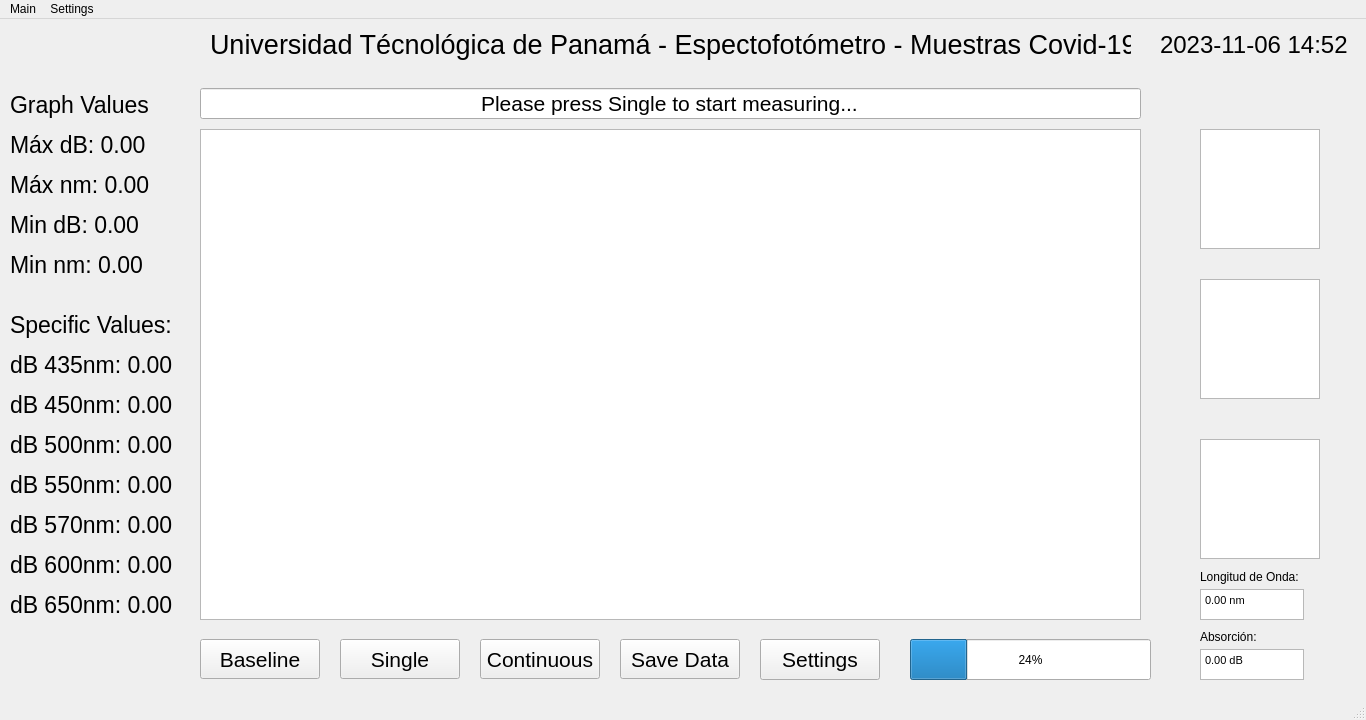
Above: test-qt/ui/main_window.ui from jorgeeldis/EspectrofotometroQT before the change. Below: the same form after it.
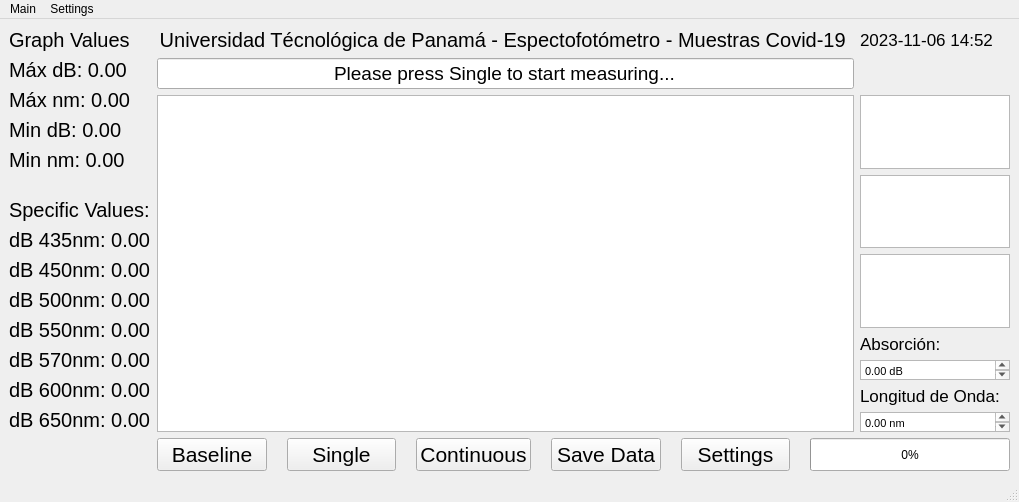
That is the form after the change.

What changed in the file:
```diff
--- a/test-qt/ui/main_window.ui
+++ b/test-qt/ui/main_window.ui
@@ -6,22 +6,36 @@
    <rect>
     <x>0</x>
     <y>0</y>
-    <width>1366</width>
-    <height>720</height>
+    <width>1019</width>
+    <height>501</height>
    </rect>
   </property>
   <property name="windowTitle">
    <string>MainWindow</string>
   </property>
   <widget class="QWidget" name="centralwidget">
+   <layout class="QGridLayout" name="gridLayout_4">
+    <item row="2" column="1">
+     <layout class="QGridLayout" name="gridLayout_7">
+      <property name="sizeConstraint">
+       <enum>QLayout::SetNoConstraint</enum>
+      </property>
+      <property name="leftMargin">
+       <number>0</number>
+      </property>
+      <property name="horizontalSpacing">
+       <number>20</number>
+      </property>
+      <property name="verticalSpacing">
+       <number>0</number>
+      </property>
+      <item row="0" column="0">
    <widget class="QPushButton" name="btnBaseline">
-    <property name="geometry">
-     <rect>
-      <x>200</x>
-      <y>620</y>
-      <width>120</width>
-      <height>40</height>
-     </rect>
+        <property name="maximumSize">
+         <size>
+          <width>16777215</width>
+          <height>200</height>
+         </size>
     </property>
     <property name="font">
      <font>
@@ -32,14 +46,14 @@
      <string>Baseline</string>
     </property>
    </widget>
+      </item>
+      <item row="0" column="1">
    <widget class="QPushButton" name="btnSingle">
-    <property name="geometry">
-     <rect>
-      <x>340</x>
-      <y>620</y>
-      <width>120</width>
-      <height>40</height>
-     </rect>
+        <property name="maximumSize">
+         <size>
+          <width>16777215</width>
+          <height>200</height>
+         </size>
     </property>
     <property name="font">
      <font>
@@ -50,68 +64,14 @@
      <string>Single</string>
     </property>
    </widget>
-   <widget class="QGraphicsView" name="pictureUtp">
-    <property name="geometry">
-     <rect>
-      <x>1200</x>
-      <y>110</y>
-      <width>120</width>
-      <height>120</height>
-     </rect>
-    </property>
-    <property name="font">
-     <font>
-      <pointsize>7</pointsize>
-     </font>
-    </property>
-   </widget>
-   <widget class="QGraphicsView" name="pictureFie">
-    <property name="geometry">
-     <rect>
-      <x>1200</x>
-      <y>260</y>
-      <width>120</width>
-      <height>120</height>
-     </rect>
-    </property>
-   </widget>
-   <widget class="QGraphicsView" name="graphicsView">
-    <property name="geometry">
-     <rect>
-      <x>200</x>
-      <y>110</y>
-      <width>941</width>
-      <height>491</height>
-     </rect>
-    </property>
-    <property name="frameShape">
-     <enum>QFrame::StyledPanel</enum>
-    </property>
-    <property name="frameShadow">
-     <enum>QFrame::Sunken</enum>
-    </property>
-    <property name="lineWidth">
-     <number>1</number>
-    </property>
-   </widget>
-   <widget class="QGraphicsView" name="pictureIndicasat">
-    <property name="geometry">
-     <rect>
-      <x>1200</x>
-      <y>420</y>
-      <width>120</width>
-      <height>120</height>
-     </rect>
-    </property>
-   </widget>
+      </item>
+      <item row="0" column="2">
    <widget class="QPushButton" name="btnContinuous">
-    <property name="geometry">
-     <rect>
-      <x>480</x>
-      <y>620</y>
-      <width>120</width>
-      <height>40</height>
-     </rect>
+        <property name="maximumSize">
+         <size>
+          <width>16777215</width>
+          <height>200</height>
+         </size>
     </property>
     <property name="font">
      <font>
@@ -122,14 +82,14 @@
      <string>Continuous</string>
     </property>
    </widget>
+      </item>
+      <item row="0" column="3">
    <widget class="QPushButton" name="btnSaveData">
-    <property name="geometry">
-     <rect>
-      <x>620</x>
-      <y>620</y>
-      <width>120</width>
-      <height>40</height>
-     </rect>
+        <property name="maximumSize">
+         <size>
+          <width>16777215</width>
+          <height>200</height>
+         </size>
     </property>
     <property name="font">
      <font>
@@ -140,15 +100,9 @@
      <string>Save Data</string>
     </property>
    </widget>
+      </item>
+      <item row="0" column="4">
    <widget class="QPushButton" name="btnSettings">
-    <property name="geometry">
-     <rect>
-      <x>760</x>
-      <y>620</y>
-      <width>120</width>
-      <height>41</height>
-     </rect>
-    </property>
     <property name="font">
      <font>
       <pointsize>16</pointsize>
@@ -158,361 +112,269 @@
      <string>Settings</string>
     </property>
    </widget>
-   <widget class="QLabel" name="titleLabel">
-    <property name="geometry">
-     <rect>
-      <x>210</x>
-      <y>10</y>
-      <width>921</width>
-      <height>31</height>
-     </rect>
-    </property>
-    <property name="font">
-     <font>
-      <pointsize>20</pointsize>
-     </font>
-    </property>
-    <property name="text">
-     <string>Universidad Técnológica de Panamá - Espectofotómetro - Muestras Covid-19 </string>
-    </property>
-   </widget>
+      </item>
+      <item row="0" column="5">
    <widget class="QProgressBar" name="progressBar">
-    <property name="geometry">
-     <rect>
-      <x>910</x>
-      <y>620</y>
-      <width>241</width>
-      <height>41</height>
-     </rect>
+        <property name="maximumSize">
+         <size>
+          <width>200</width>
+          <height>200</height>
+         </size>
     </property>
     <property name="value">
-     <number>24</number>
-    </property>
-   </widget>
-   <widget class="QLabel" name="horaLabel">
-    <property name="geometry">
-     <rect>
-      <x>1160</x>
-      <y>10</y>
-      <width>191</width>
-      <height>31</height>
-     </rect>
-    </property>
+         <number>0</number>
+        </property>
+       </widget>
+      </item>
+     </layout>
+    </item>
+    <item row="0" column="0" rowspan="2">
+     <layout class="QGridLayout" name="gridLayout_6">
+      <item row="8" column="0">
+       <widget class="QLabel" name="db450Label">
     <property name="font">
      <font>
-      <pointsize>18</pointsize>
+          <pointsize>15</pointsize>
      </font>
     </property>
     <property name="text">
-     <string>2023-11-06 14:52</string>
-    </property>
-   </widget>
-   <widget class="QLabel" name="graphValuesLabel">
-    <property name="geometry">
-     <rect>
-      <x>10</x>
-      <y>70</y>
-      <width>141</width>
-      <height>31</height>
-     </rect>
-    </property>
+         <string>dB 450nm: 0.00</string>
+        </property>
+       </widget>
+      </item>
+      <item row="9" column="0">
+       <widget class="QLabel" name="db500Label">
     <property name="font">
      <font>
-      <pointsize>17</pointsize>
+          <pointsize>15</pointsize>
      </font>
     </property>
     <property name="text">
-     <string>Graph Values</string>
-    </property>
-   </widget>
+         <string>dB 500nm: 0.00</string>
+        </property>
+       </widget>
+      </item>
+      <item row="1" column="0">
    <widget class="QLabel" name="maxDBLabel">
-    <property name="geometry">
-     <rect>
-      <x>10</x>
-      <y>110</y>
-      <width>141</width>
-      <height>31</height>
-     </rect>
-    </property>
     <property name="font">
      <font>
-      <pointsize>17</pointsize>
+          <pointsize>15</pointsize>
      </font>
     </property>
     <property name="text">
      <string>Máx dB: 0.00</string>
     </property>
    </widget>
+      </item>
+      <item row="0" column="0">
+       <widget class="QLabel" name="graphValuesLabel">
+        <property name="font">
+         <font>
+          <pointsize>15</pointsize>
+         </font>
+        </property>
+        <property name="text">
+         <string>Graph Values</string>
+        </property>
+       </widget>
+      </item>
+      <item row="6" column="0">
+       <widget class="QLabel" name="specificLabel">
+        <property name="font">
+         <font>
+          <pointsize>15</pointsize>
+         </font>
+        </property>
+        <property name="text">
+         <string>Specific Values:</string>
+        </property>
+       </widget>
+      </item>
+      <item row="12" column="0">
+       <widget class="QLabel" name="db600Label">
+        <property name="font">
+         <font>
+          <pointsize>15</pointsize>
+         </font>
+        </property>
+        <property name="text">
+         <string>dB 600nm: 0.00</string>
+        </property>
+       </widget>
+      </item>
+      <item row="2" column="0">
    <widget class="QLabel" name="maxNMLabel">
-    <property name="geometry">
-     <rect>
-      <x>10</x>
-      <y>150</y>
-      <width>141</width>
-      <height>31</height>
-     </rect>
-    </property>
     <property name="font">
      <font>
-      <pointsize>17</pointsize>
+          <pointsize>15</pointsize>
      </font>
     </property>
     <property name="text">
      <string>Máx nm: 0.00</string>
     </property>
    </widget>
+      </item>
+      <item row="3" column="0">
    <widget class="QLabel" name="minDBLabel">
-    <property name="geometry">
-     <rect>
-      <x>10</x>
-      <y>190</y>
-      <width>141</width>
-      <height>31</height>
-     </rect>
-    </property>
     <property name="font">
      <font>
-      <pointsize>17</pointsize>
+          <pointsize>15</pointsize>
      </font>
     </property>
     <property name="text">
      <string>Min dB: 0.00</string>
     </property>
    </widget>
-   <widget class="QLabel" name="minNMLabel">
-    <property name="geometry">
-     <rect>
-      <x>10</x>
-      <y>230</y>
-      <width>141</width>
-      <height>31</height>
-     </rect>
-    </property>
-    <property name="font">
-     <font>
-      <pointsize>17</pointsize>
-     </font>
-    </property>
-    <property name="text">
-     <string>Min nm: 0.00</string>
-    </property>
-   </widget>
-   <widget class="QLabel" name="specificLabel">
-    <property name="geometry">
-     <rect>
-      <x>10</x>
-      <y>290</y>
-      <width>171</width>
-      <height>31</height>
-     </rect>
-    </property>
-    <property name="font">
-     <font>
-      <pointsize>17</pointsize>
-     </font>
-    </property>
-    <property name="text">
-     <string>Specific Values:</string>
-    </property>
-   </widget>
-   <widget class="QLabel" name="db435Label">
-    <property name="geometry">
-     <rect>
-      <x>10</x>
-      <y>330</y>
-      <width>171</width>
-      <height>31</height>
-     </rect>
-    </property>
-    <property name="font">
-     <font>
-      <pointsize>17</pointsize>
-     </font>
-    </property>
-    <property name="text">
-     <string>dB 435nm: 0.00</string>
-    </property>
-   </widget>
-   <widget class="QLabel" name="db450Label">
-    <property name="geometry">
-     <rect>
-      <x>10</x>
-      <y>370</y>
-      <width>171</width>
-      <height>31</height>
-     </rect>
-    </property>
-    <property name="font">
-     <font>
-      <pointsize>17</pointsize>
-     </font>
-    </property>
-    <property name="text">
-     <string>dB 450nm: 0.00</string>
-    </property>
-   </widget>
-   <widget class="QLabel" name="db500Label">
-    <property name="geometry">
-     <rect>
-      <x>10</x>
-      <y>410</y>
-      <width>171</width>
-      <height>31</height>
-     </rect>
-    </property>
-    <property name="font">
-     <font>
-      <pointsize>17</pointsize>
-     </font>
-    </property>
-    <property name="text">
-     <string>dB 500nm: 0.00</string>
-    </property>
-   </widget>
+      </item>
+      <item row="10" column="0">
    <widget class="QLabel" name="db550Label">
-    <property name="geometry">
-     <rect>
-      <x>10</x>
-      <y>450</y>
-      <width>171</width>
-      <height>31</height>
-     </rect>
-    </property>
     <property name="font">
      <font>
-      <pointsize>17</pointsize>
+          <pointsize>15</pointsize>
      </font>
     </property>
     <property name="text">
      <string>dB 550nm: 0.00</string>
     </property>
    </widget>
+      </item>
+      <item row="11" column="0">
    <widget class="QLabel" name="db570Label">
-    <property name="geometry">
-     <rect>
-      <x>10</x>
-      <y>490</y>
-      <width>171</width>
-      <height>31</height>
-     </rect>
-    </property>
     <property name="font">
      <font>
-      <pointsize>17</pointsize>
+          <pointsize>15</pointsize>
      </font>
     </property>
     <property name="text">
      <string>dB 570nm: 0.00</string>
     </property>
    </widget>
-   <widget class="QLabel" name="db600Label">
-    <property name="geometry">
-     <rect>
-      <x>10</x>
-      <y>530</y>
-      <width>171</width>
-      <height>31</height>
-     </rect>
-    </property>
+      </item>
+      <item row="7" column="0">
+       <widget class="QLabel" name="db435Label">
     <property name="font">
      <font>
-      <pointsize>17</pointsize>
+          <pointsize>15</pointsize>
      </font>
     </property>
     <property name="text">
-     <string>dB 600nm: 0.00</string>
-    </property>
-   </widget>
+         <string>dB 435nm: 0.00</string>
+        </property>
+       </widget>
+      </item>
+      <item row="13" column="0">
    <widget class="QLabel" name="db650Label">
-    <property name="geometry">
-     <rect>
-      <x>10</x>
-      <y>570</y>
-      <width>171</width>
-      <height>31</height>
-     </rect>
-    </property>
     <property name="font">
      <font>
-      <pointsize>17</pointsize>
+          <pointsize>15</pointsize>
      </font>
     </property>
     <property name="text">
      <string>dB 650nm: 0.00</string>
     </property>
    </widget>
-   <widget class="QLabel" name="longitudLabel">
-    <property name="geometry">
-     <rect>
-      <x>1200</x>
-      <y>550</y>
-      <width>111</width>
-      <height>16</height>
-     </rect>
+      </item>
+      <item row="4" column="0">
+       <widget class="QLabel" name="minNMLabel">
+        <property name="font">
+         <font>
+          <pointsize>15</pointsize>
+         </font>
     </property>
     <property name="text">
-     <string>Longitud de Onda:</string>
-    </property>
-   </widget>
-   <widget class="QTextEdit" name="longitudBox">
-    <property name="geometry">
-     <rect>
-      <x>1200</x>
-      <y>570</y>
-      <width>104</width>
-      <height>31</height>
-     </rect>
-    </property>
-    <property name="html">
-     <string>&lt;!DOCTYPE HTML PUBLIC &quot;-//W3C//DTD HTML 4.0//EN&quot; &quot;http://www.w3.org/TR/REC-html40/strict.dtd&quot;&gt;
-&lt;html&gt;&lt;head&gt;&lt;meta name=&quot;qrichtext&quot; content=&quot;1&quot; /&gt;&lt;style type=&quot;text/css&quot;&gt;
-p, li { white-space: pre-wrap; }
-&lt;/style&gt;&lt;/head&gt;&lt;body style=&quot; font-family:'Sans Serif'; font-size:9pt; font-weight:400; font-style:normal;&quot;&gt;
-&lt;p style=&quot; margin-top:0px; margin-bottom:0px; margin-left:0px; margin-right:0px; -qt-block-indent:0; text-indent:0px;&quot;&gt;&lt;span style=&quot; font-family:'MS Shell Dlg 2'; font-size:8.25pt;&quot;&gt;0.00 nm&lt;/span&gt;&lt;/p&gt;&lt;/body&gt;&lt;/html&gt;</string>
-    </property>
-   </widget>
-   <widget class="QLabel" name="absorcionLabel">
-    <property name="geometry">
-     <rect>
-      <x>1200</x>
-      <y>610</y>
-      <width>111</width>
-      <height>16</height>
-     </rect>
-    </property>
+         <string>Min nm: 0.00</string>
+        </property>
+       </widget>
+      </item>
+      <item row="5" column="0">
+       <spacer name="horizontalSpacer">
+        <property name="orientation">
+         <enum>Qt::Horizontal</enum>
+        </property>
+        <property name="sizeType">
+         <enum>QSizePolicy::Fixed</enum>
+        </property>
+        <property name="sizeHint" stdset="0">
+         <size>
+          <width>140</width>
+          <height>20</height>
+         </size>
+        </property>
+       </spacer>
+      </item>
+     </layout>
+    </item>
+    <item row="0" column="1" rowspan="2">
+     <layout class="QGridLayout" name="gridLayout_3" rowstretch="0,0,0">
+      <property name="sizeConstraint">
+       <enum>QLayout::SetNoConstraint</enum>
+      </property>
+      <item row="0" column="1">
+       <widget class="QLabel" name="horaLabel">
+        <property name="sizePolicy">
+         <sizepolicy hsizetype="Fixed" vsizetype="Preferred">
+          <horstretch>0</horstretch>
+          <verstretch>0</verstretch>
+         </sizepolicy>
+        </property>
+        <property name="maximumSize">
+         <size>
+          <width>150</width>
+          <height>30</height>
+         </size>
+        </property>
+        <property name="font">
+         <font>
+          <pointsize>13</pointsize>
+         </font>
+        </property>
     <property name="text">
-     <string>Absorción:</string>
-    </property>
-   </widget>
-   <widget class="QTextEdit" name="absorcionBox">
-    <property name="geometry">
-     <rect>
-      <x>1200</x>
-      <y>630</y>
-      <width>104</width>
-      <height>31</height>
-     </rect>
-    </property>
-    <property name="html">
-     <string>&lt;!DOCTYPE HTML PUBLIC &quot;-//W3C//DTD HTML 4.0//EN&quot; &quot;http://www.w3.org/TR/REC-html40/strict.dtd&quot;&gt;
-&lt;html&gt;&lt;head&gt;&lt;meta name=&quot;qrichtext&quot; content=&quot;1&quot; /&gt;&lt;style type=&quot;text/css&quot;&gt;
-p, li { white-space: pre-wrap; }
-&lt;/style&gt;&lt;/head&gt;&lt;body style=&quot; font-family:'Sans Serif'; font-size:9pt; font-weight:400; font-style:normal;&quot;&gt;
-&lt;p style=&quot; margin-top:0px; margin-bottom:0px; margin-left:0px; margin-right:0px; -qt-block-indent:0; text-indent:0px;&quot;&gt;&lt;span style=&quot; font-family:'MS Shell Dlg 2'; font-size:8.25pt;&quot;&gt;0.00 dB&lt;/span&gt;&lt;/p&gt;&lt;/body&gt;&lt;/html&gt;</string>
-    </property>
-   </widget>
+         <string>2023-11-06 14:52</string>
+        </property>
+       </widget>
+      </item>
+      <item row="2" column="0">
+       <widget class="QGraphicsView" name="graphWidget">
+        <property name="sizePolicy">
+         <sizepolicy hsizetype="Expanding" vsizetype="Expanding">
+          <horstretch>0</horstretch>
+          <verstretch>0</verstretch>
+         </sizepolicy>
+        </property>
+        <property name="maximumSize">
+         <size>
+          <width>1677215</width>
+          <height>16777215</height>
+         </size>
+        </property>
+        <property name="frameShape">
+         <enum>QFrame::StyledPanel</enum>
+        </property>
+        <property name="frameShadow">
+         <enum>QFrame::Sunken</enum>
+        </property>
+        <property name="lineWidth">
+         <number>1</number>
+        </property>
+       </widget>
+      </item>
+      <item row="1" column="0">
    <widget class="QLineEdit" name="messageBox">
-    <property name="geometry">
-     <rect>
-      <x>200</x>
-      <y>69</y>
-      <width>941</width>
-      <height>31</height>
-     </rect>
+        <property name="sizePolicy">
+         <sizepolicy hsizetype="Expanding" vsizetype="Fixed">
+          <horstretch>0</horstretch>
+          <verstretch>0</verstretch>
+         </sizepolicy>
+        </property>
+        <property name="maximumSize">
+         <size>
+          <width>16777215</width>
+          <height>16777215</height>
+         </size>
     </property>
     <property name="font">
      <font>
-      <pointsize>16</pointsize>
+          <pointsize>14</pointsize>
      </font>
     </property>
     <property name="text">
@@ -525,14 +387,201 @@
      <bool>true</bool>
     </property>
    </widget>
+      </item>
+      <item row="0" column="0">
+       <widget class="QLabel" name="titleLabel">
+        <property name="maximumSize">
+         <size>
+          <width>16777215</width>
+          <height>16777215</height>
+         </size>
+        </property>
+        <property name="font">
+         <font>
+          <pointsize>15</pointsize>
+         </font>
+        </property>
+        <property name="layoutDirection">
+         <enum>Qt::LeftToRight</enum>
+        </property>
+        <property name="text">
+         <string>Universidad Técnológica de Panamá - Espectofotómetro - Muestras Covid-19 </string>
+        </property>
+        <property name="alignment">
+         <set>Qt::AlignCenter</set>
+        </property>
+       </widget>
+      </item>
+      <item row="2" column="1">
+       <layout class="QVBoxLayout" name="verticalLayout_2">
+        <property name="sizeConstraint">
+         <enum>QLayout::SetMinimumSize</enum>
+        </property>
+        <item>
+         <widget class="QGraphicsView" name="pictureIndicasat">
+          <property name="sizePolicy">
+           <sizepolicy hsizetype="Fixed" vsizetype="Expanding">
+            <horstretch>0</horstretch>
+            <verstretch>0</verstretch>
+           </sizepolicy>
+          </property>
+          <property name="maximumSize">
+           <size>
+            <width>150</width>
+            <height>16777215</height>
+           </size>
+          </property>
+         </widget>
+        </item>
+        <item>
+         <widget class="QGraphicsView" name="pictureFie">
+          <property name="sizePolicy">
+           <sizepolicy hsizetype="Fixed" vsizetype="Expanding">
+            <horstretch>0</horstretch>
+            <verstretch>0</verstretch>
+           </sizepolicy>
+          </property>
+          <property name="maximumSize">
+           <size>
+            <width>150</width>
+            <height>200</height>
+           </size>
+          </property>
+         </widget>
+        </item>
+        <item>
+         <widget class="QGraphicsView" name="pictureUtp">
+          <property name="sizePolicy">
+           <sizepolicy hsizetype="Fixed" vsizetype="Expanding">
+            <horstretch>0</horstretch>
+            <verstretch>0</verstretch>
+           </sizepolicy>
+          </property>
+          <property name="maximumSize">
+           <size>
+            <width>150</width>
+            <height>16777215</height>
+           </size>
+          </property>
+          <property name="font">
+           <font>
+            <pointsize>7</pointsize>
+           </font>
+          </property>
+         </widget>
+        </item>
+        <item>
+         <widget class="QLabel" name="absorcionLabel">
+          <property name="sizePolicy">
+           <sizepolicy hsizetype="Fixed" vsizetype="Preferred">
+            <horstretch>0</horstretch>
+            <verstretch>0</verstretch>
+           </sizepolicy>
+          </property>
+          <property name="maximumSize">
+           <size>
+            <width>150</width>
+            <height>10000</height>
+           </size>
+          </property>
+          <property name="font">
+           <font>
+            <pointsize>13</pointsize>
+           </font>
+          </property>
+          <property name="text">
+           <string>Absorción:</string>
+          </property>
+         </widget>
+        </item>
+        <item>
+         <widget class="QTextEdit" name="absorcionBox">
+          <property name="sizePolicy">
+           <sizepolicy hsizetype="Fixed" vsizetype="Expanding">
+            <horstretch>1</horstretch>
+            <verstretch>1</verstretch>
+           </sizepolicy>
+          </property>
+          <property name="maximumSize">
+           <size>
+            <width>150</width>
+            <height>20</height>
+           </size>
+          </property>
+          <property name="font">
+           <font>
+            <pointsize>14</pointsize>
+           </font>
+          </property>
+          <property name="html">
+           <string>&lt;!DOCTYPE HTML PUBLIC &quot;-//W3C//DTD HTML 4.0//EN&quot; &quot;http://www.w3.org/TR/REC-html40/strict.dtd&quot;&gt;
+&lt;html&gt;&lt;head&gt;&lt;meta name=&quot;qrichtext&quot; content=&quot;1&quot; /&gt;&lt;style type=&quot;text/css&quot;&gt;
+p, li { white-space: pre-wrap; }
+&lt;/style&gt;&lt;/head&gt;&lt;body style=&quot; font-family:'Ubuntu'; font-size:14pt; font-weight:400; font-style:normal;&quot;&gt;
+&lt;p style=&quot; margin-top:0px; margin-bottom:0px; margin-left:0px; margin-right:0px; -qt-block-indent:0; text-indent:0px;&quot;&gt;&lt;span style=&quot; font-family:'MS Shell Dlg 2'; font-size:8.25pt;&quot;&gt;0.00 dB&lt;/span&gt;&lt;/p&gt;&lt;/body&gt;&lt;/html&gt;</string>
+          </property>
+         </widget>
+        </item>
+        <item>
+         <widget class="QLabel" name="longitudLabel">
+          <property name="sizePolicy">
+           <sizepolicy hsizetype="Fixed" vsizetype="Preferred">
+            <horstretch>0</horstretch>
+            <verstretch>0</verstretch>
+           </sizepolicy>
+          </property>
+          <property name="maximumSize">
+           <size>
+            <width>150</width>
+            <height>16777215</height>
+           </size>
+          </property>
+          <property name="font">
+           <font>
+            <pointsize>13</pointsize>
+           </font>
+          </property>
+          <property name="text">
+           <string>Longitud de Onda:</string>
+          </property>
+         </widget>
+        </item>
+        <item>
+         <widget class="QTextEdit" name="longitudBox">
+          <property name="sizePolicy">
+           <sizepolicy hsizetype="Fixed" vsizetype="Expanding">
+            <horstretch>0</horstretch>
+            <verstretch>0</verstretch>
+           </sizepolicy>
+          </property>
+          <property name="maximumSize">
+           <size>
+            <width>150</width>
+            <height>20</height>
+           </size>
+          </property>
+          <property name="html">
+           <string>&lt;!DOCTYPE HTML PUBLIC &quot;-//W3C//DTD HTML 4.0//EN&quot; &quot;http://www.w3.org/TR/REC-html40/strict.dtd&quot;&gt;
+&lt;html&gt;&lt;head&gt;&lt;meta name=&quot;qrichtext&quot; content=&quot;1&quot; /&gt;&lt;style type=&quot;text/css&quot;&gt;
+p, li { white-space: pre-wrap; }
+&lt;/style&gt;&lt;/head&gt;&lt;body style=&quot; font-family:'Ubuntu'; font-size:11pt; font-weight:400; font-style:normal;&quot;&gt;
+&lt;p style=&quot; margin-top:0px; margin-bottom:0px; margin-left:0px; margin-right:0px; -qt-block-indent:0; text-indent:0px;&quot;&gt;&lt;span style=&quot; font-family:'MS Shell Dlg 2'; font-size:8.25pt;&quot;&gt;0.00 nm&lt;/span&gt;&lt;/p&gt;&lt;/body&gt;&lt;/html&gt;</string>
+          </property>
+         </widget>
+        </item>
+       </layout>
+      </item>
+     </layout>
+    </item>
+   </layout>
   </widget>
   <widget class="QMenuBar" name="menubar">
    <property name="geometry">
     <rect>
      <x>0</x>
      <y>0</y>
-     <width>1366</width>
-     <height>20</height>
+     <width>1019</width>
+     <height>22</height>
     </rect>
    </property>
    <widget class="QMenu" name="menuMain">
```
Lines whose indentation alone changed are shown as unchanged.
